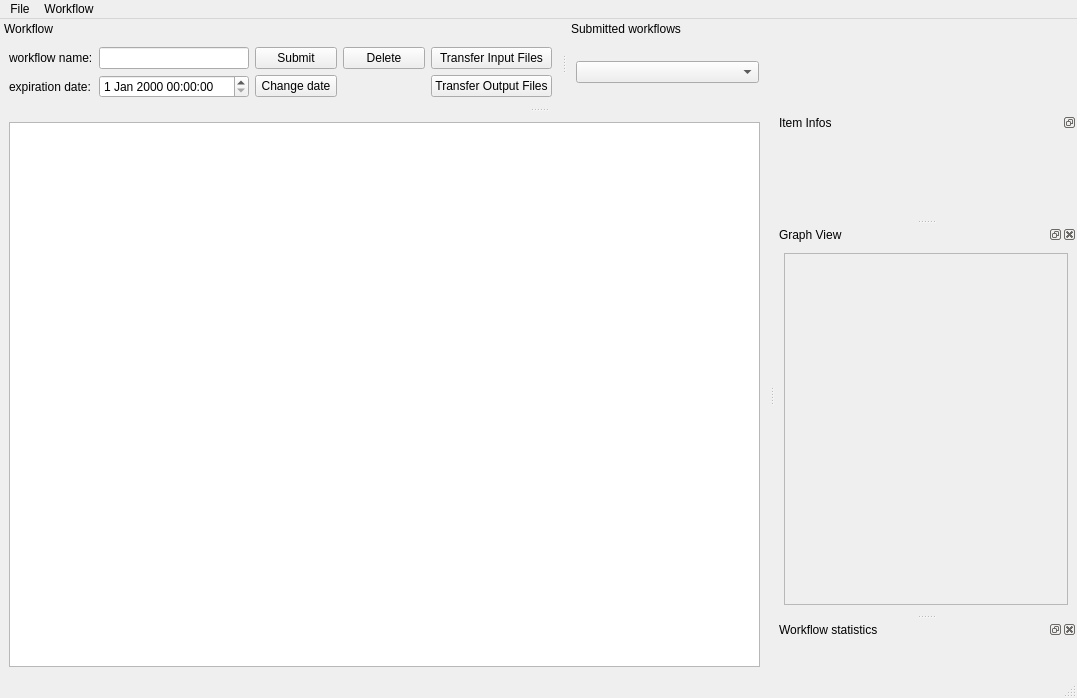
Qt form python/soma/jobs/gui/WorkflowMainWindow.ui (populse/soma-workflow) before a commit.
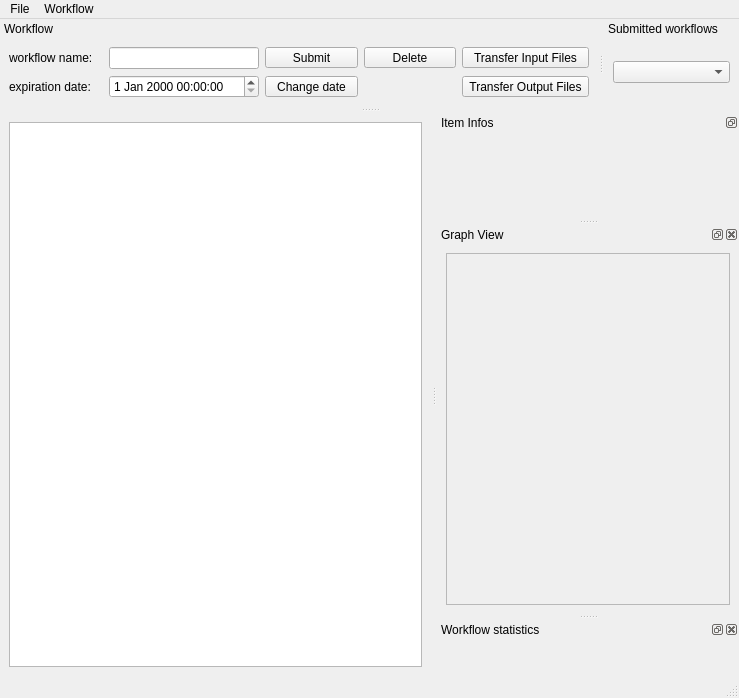
The same form after that commit.

Commit message: WIP: workflow Gui + date problems fixed

The edit to the form file:
```diff
--- a/python/soma/jobs/gui/WorkflowMainWindow.ui
+++ b/python/soma/jobs/gui/WorkflowMainWindow.ui
@@ -6,7 +6,7 @@
    <rect>
     <x>0</x>
     <y>0</y>
-    <width>1077</width>
+    <width>739</width>
     <height>698</height>
    </rect>
   </property>
@@ -32,7 +32,7 @@
     <rect>
      <x>0</x>
      <y>0</y>
-     <width>1077</width>
+     <width>739</width>
      <height>24</height>
     </rect>
    </property>
@@ -68,7 +68,7 @@
    </property>
    <property name="maximumSize">
     <size>
-     <width>561</width>
+     <width>598</width>
      <height>95</height>
     </size>
    </property>
@@ -106,20 +106,6 @@
        </property>
       </widget>
      </item>
-     <item row="2" column="2">
-      <widget class="QPushButton" name="button_submit">
-       <property name="text">
-        <string>Submit</string>
-       </property>
-      </widget>
-     </item>
-     <item row="2" column="3">
-      <widget class="QPushButton" name="button_delete_wf">
-       <property name="text">
-        <string>Delete</string>
-       </property>
-      </widget>
-     </item>
      <item row="3" column="0">
       <widget class="QLabel" name="label">
        <property name="text">
@@ -130,25 +116,105 @@
      <item row="3" column="1">
       <widget class="QDateTimeEdit" name="dateTimeEdit_expiration"/>
      </item>
+     <item row="2" column="2">
+      <widget class="QToolButton" name="toolButton_submit">
+       <property name="sizePolicy">
+        <sizepolicy hsizetype="Minimum" vsizetype="Fixed">
+         <horstretch>0</horstretch>
+         <verstretch>0</verstretch>
+        </sizepolicy>
+       </property>
+       <property name="focusPolicy">
+        <enum>Qt::StrongFocus</enum>
+       </property>
+       <property name="text">
+        <string>Submit</string>
+       </property>
+       <property name="toolButtonStyle">
+        <enum>Qt::ToolButtonTextOnly</enum>
+       </property>
+      </widget>
+     </item>
      <item row="3" column="2">
-      <widget class="QPushButton" name="button_change_exp_date">
+      <widget class="QToolButton" name="toolButton_change_exp_date">
+       <property name="sizePolicy">
+        <sizepolicy hsizetype="Minimum" vsizetype="Fixed">
+         <horstretch>0</horstretch>
+         <verstretch>0</verstretch>
+        </sizepolicy>
+       </property>
+       <property name="focusPolicy">
+        <enum>Qt::StrongFocus</enum>
+       </property>
        <property name="text">
         <string>Change date</string>
        </property>
+       <property name="toolButtonStyle">
+        <enum>Qt::ToolButtonTextOnly</enum>
+       </property>
       </widget>
      </item>
-     <item row="3" column="4">
-      <widget class="QPushButton" name="button_transfer_ouput">
+     <item row="2" column="3">
+      <widget class="QToolButton" name="toolButton_button_delete_wf">
+       <property name="sizePolicy">
+        <sizepolicy hsizetype="Minimum" vsizetype="Fixed">
+         <horstretch>0</horstretch>
+         <verstretch>0</verstretch>
+        </sizepolicy>
+       </property>
+       <property name="maximumSize">
+        <size>
+         <width>92</width>
+         <height>16777215</height>
+        </size>
+       </property>
+       <property name="focusPolicy">
+        <enum>Qt::StrongFocus</enum>
+       </property>
        <property name="text">
-        <string>Transfer Output Files</string>
+        <string>Delete</string>
+       </property>
+       <property name="toolButtonStyle">
+        <enum>Qt::ToolButtonTextOnly</enum>
        </property>
       </widget>
      </item>
      <item row="2" column="4">
-      <widget class="QPushButton" name="button_transfer_input">
+      <widget class="QToolButton" name="toolButton_transfer_input">
+       <property name="sizePolicy">
+        <sizepolicy hsizetype="Minimum" vsizetype="Fixed">
+         <horstretch>0</horstretch>
+         <verstretch>0</verstretch>
+        </sizepolicy>
+       </property>
+       <property name="focusPolicy">
+        <enum>Qt::StrongFocus</enum>
+       </property>
        <property name="text">
         <string>Transfer Input Files</string>
        </property>
+       <property name="toolButtonStyle">
+        <enum>Qt::ToolButtonTextOnly</enum>
+       </property>
+      </widget>
+     </item>
+     <item row="3" column="4">
+      <widget class="QToolButton" name="toolButton_transfer_output">
+       <property name="sizePolicy">
+        <sizepolicy hsizetype="Minimum" vsizetype="Fixed">
+         <horstretch>0</horstretch>
+         <verstretch>0</verstretch>
+        </sizepolicy>
+       </property>
+       <property name="focusPolicy">
+        <enum>Qt::StrongFocus</enum>
+       </property>
+       <property name="text">
+        <string>Transfer Output Files</string>
+       </property>
+       <property name="toolButtonStyle">
+        <enum>Qt::ToolButtonTextOnly</enum>
+       </property>
       </widget>
      </item>
     </layout>
```
Left out of the diff: 100 changed lines with no effect on the pictures. The commit also changes 5 other files.
